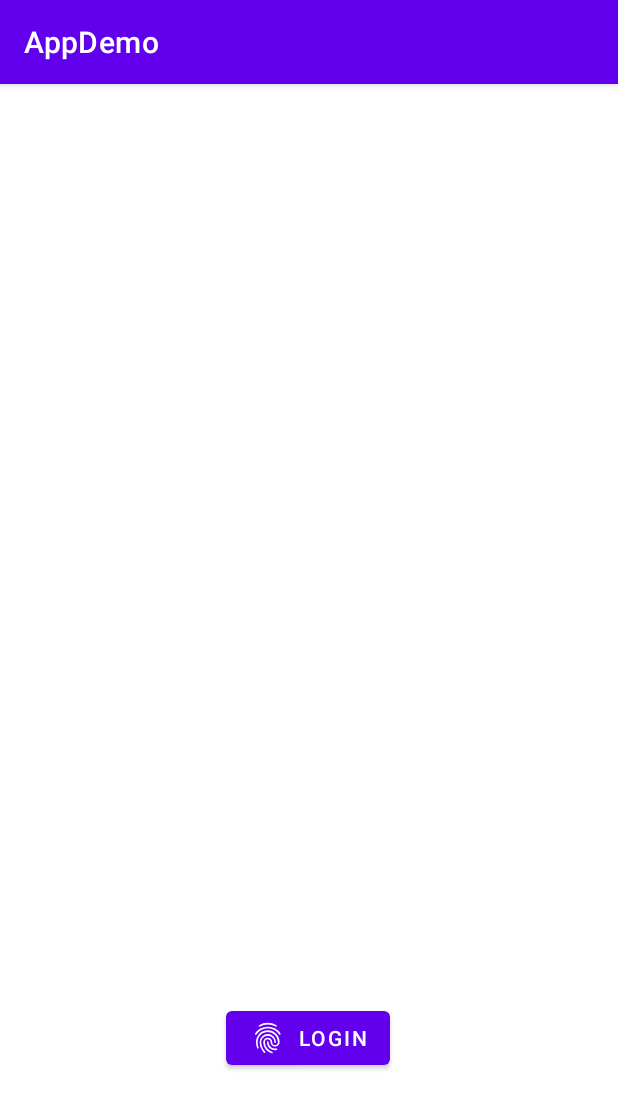
After one commit to jeanpaullopes/mobile_20212_appdemo, an Android app: the HomeActivity screen opened directly, with no data from a screen before it, on a phone screen of 412 x 824 dp. The commit adds this screen. Shown: the top 1109 px of the screen. Run offline under Robolectric (Android 15) with nearby library versions, the phone set to English and light mode, and no system bars.

Commit message:
notifications fingerprint

```diff
--- a/app/build.gradle
+++ b/app/build.gradle
@@ -37,9 +37,13 @@ dependencies {
     implementation 'androidx.legacy:legacy-support-v4:1.0.0'
     implementation 'androidx.navigation:navigation-fragment:2.3.5'
     implementation 'androidx.navigation:navigation-ui:2.3.5'
+    implementation 'androidx.biometric:biometric:1.1.0'
     testImplementation 'junit:junit:4.+'
     androidTestImplementation 'androidx.test.ext:junit:1.1.3'
     androidTestImplementation 'androidx.test.espresso:espresso-core:3.4.0'
+
+    //dependência para notificação para androids anteriores a0 28 Pie
+    //implementation "com.android.support:support-compat:28.0.0"
 
     // dependencias SQLite
     def sqlite_version = "2.1.0"
--- /dev/null
+++ b/app/src/main/java/br/edu/uniritter/mobile/appdemo/ui/HomeActivity.java
@@ -0,0 +1,105 @@
+package br.edu.uniritter.mobile.appdemo.ui;
+
+import androidx.annotation.NonNull;
+import androidx.appcompat.app.AppCompatActivity;
+import androidx.biometric.BiometricManager;
+import androidx.biometric.BiometricPrompt;
+import androidx.core.content.ContextCompat;
+
+import android.content.Intent;
+import android.os.Bundle;
+import android.provider.Settings;
+import android.util.Log;
+import android.widget.Button;
+import android.widget.Toast;
+
+import java.util.concurrent.Executor;
+
+import br.edu.uniritter.mobile.appdemo.R;
+
+public class HomeActivity extends AppCompatActivity {
+    private final int  REQUEST_CODE = 9999;
+
+
+    private Executor executor;
+    private BiometricPrompt biometricPrompt;
+    private BiometricPrompt.PromptInfo promptInfo;
+
+
+    @Override
+    protected void onCreate(Bundle savedInstanceState) {
+        super.onCreate(savedInstanceState);
+        setContentView(R.layout.activity_home);
+        if (verificaBiometria() > 0) {
+
+            executor = ContextCompat.getMainExecutor(this);
+            biometricPrompt = new BiometricPrompt(HomeActivity.this,
+                    executor, new BiometricPrompt.AuthenticationCallback() {
+                @Override
+                public void onAuthenticationError(int errorCode,
+                                                  @NonNull CharSequence errString) {
+                    super.onAuthenticationError(errorCode, errString);
+                    Toast.makeText(getApplicationContext(),
+                            "Authentication error: " + errString, Toast.LENGTH_SHORT)
+                            .show();
+                }
+
+                @Override
+                public void onAuthenticationSucceeded(
+                        @NonNull BiometricPrompt.AuthenticationResult result) {
+                    super.onAuthenticationSucceeded(result);
+                    Toast.makeText(getApplicationContext(),
+                            "Authentication succeeded!", Toast.LENGTH_SHORT).show();
+                }
+
+                @Override
+                public void onAuthenticationFailed() {
+                    super.onAuthenticationFailed();
+                    Toast.makeText(getApplicationContext(), "Authentication failed",
+                            Toast.LENGTH_SHORT)
+                            .show();
+                }
+            });
+
+            promptInfo = new BiometricPrompt.PromptInfo.Builder()
+                    .setTitle("Biometric login for my app")
+                    .setSubtitle("Log in using your biometric credential")
+                    .setNegativeButtonText("Use account password")
+                    .build();
+
+            // Prompt appears when user clicks "Log in".
+            // Consider integrating with the keystore to unlock cryptographic operations,
+            // if needed by your app.
+            Button biometricLoginButton = findViewById(R.id.biometric_login);
+            biometricLoginButton.setOnClickListener(view -> {
+                biometricPrompt.authenticate(promptInfo);
+            });
+
+
+
+        }
+    }
+
+    private int verificaBiometria() {
+        BiometricManager biometricManager = BiometricManager.from(this);
+        switch (biometricManager.canAuthenticate(BiometricManager.Authenticators.BIOMETRIC_STRONG | BiometricManager.Authenticators.DEVICE_CREDENTIAL)) {
+            case BiometricManager.BIOMETRIC_SUCCESS:
+                Log.d("MY_APP_TAG", "App can authenticate using biometrics.");
+                return 1;
+            case BiometricManager.BIOMETRIC_ERROR_NO_HARDWARE:
+                Log.e("MY_APP_TAG", "No biometric features available on this device.");
+                return -1;
+            case BiometricManager.BIOMETRIC_ERROR_HW_UNAVAILABLE:
+                Log.e("MY_APP_TAG", "Biometric features are currently unavailable.");
+                return -2;
+            case BiometricManager.BIOMETRIC_ERROR_NONE_ENROLLED:
+                // Prompts the user to create credentials that your app accepts.
+                final Intent enrollIntent = new Intent(Settings.ACTION_BIOMETRIC_ENROLL);
+                enrollIntent.putExtra(Settings.EXTRA_BIOMETRIC_AUTHENTICATORS_ALLOWED,
+                        BiometricManager.Authenticators.BIOMETRIC_STRONG | BiometricManager.Authenticators.DEVICE_CREDENTIAL);
+                startActivityForResult(enrollIntent, REQUEST_CODE);
+                return 0;
+        }
+        return -1;
+    }
+}
--- /dev/null
+++ b/app/src/main/res/layout/activity_home.xml
@@ -0,0 +1,20 @@
+<?xml version="1.0" encoding="utf-8"?>
+<androidx.constraintlayout.widget.ConstraintLayout xmlns:android="http://schemas.android.com/apk/res/android"
+    xmlns:app="http://schemas.android.com/apk/res-auto"
+    xmlns:tools="http://schemas.android.com/tools"
+    android:layout_width="match_parent"
+    android:layout_height="match_parent"
+    tools:context=".ui.HomeActivity">
+
+    <Button
+        android:id="@+id/biometric_login"
+        android:layout_width="wrap_content"
+        android:layout_height="wrap_content"
+        android:layout_marginBottom="108dp"
+        android:text="login"
+        app:icon="@drawable/fingerprint_dialog_fp_icon"
+        app:layout_constraintBottom_toBottomOf="parent"
+        app:layout_constraintEnd_toEndOf="parent"
+        app:layout_constraintHorizontal_bias="0.498"
+        app:layout_constraintStart_toStartOf="parent" />
+</androidx.constraintlayout.widget.ConstraintLayout>
--- a/app/src/main/res/navigation/navegacao_principal.xml
+++ b/app/src/main/res/navigation/navegacao_principal.xml
@@ -11,9 +11,7 @@
         android:label="FragmentOne" >
         <action
             android:id="@+id/action_fragmentOne_to_fragmentTwo"
-            app:destination="@id/fragmentTwo"
-            app:enterAnim="@anim/slide_in_right"
-            app:exitAnim="@android:anim/slide_in_left" />
+            app:destination="@id/fragmentTwo" />
     </fragment>
     <fragment
         android:id="@+id/fragmentTwo"
--- /dev/null
+++ b/app/src/main/res/navigation/novo_navigation.xml
@@ -0,0 +1,6 @@
+<?xml version="1.0" encoding="utf-8"?>
+<navigation xmlns:android="http://schemas.android.com/apk/res/android"
+    xmlns:app="http://schemas.android.com/apk/res-auto"
+    android:id="@+id/novo_navigation">
+
+</navigation>
--- a/build.gradle
+++ b/build.gradle
@@ -5,7 +5,7 @@ buildscript {
         mavenCentral()
     }
     dependencies {
-        classpath "com.android.tools.build:gradle:7.0.2"
+        classpath 'com.android.tools.build:gradle:7.0.3'
 
         // NOTE: Do not place your application dependencies here; they belong
         // in the individual module build.gradle files
```
Also changed, not shown: app/src/main/AndroidManifest.xml (+11 -3 lines), app/src/main/java/br/edu/uniritter/mobile/appdemo/ui/BottomNavigationActivity.java (+26 -1 lines), app/src/main/java/br/edu/uniritter/mobile/appdemo/ui/fragments/FragmentOne.java (+39 -1 lines), app/src/main/res/drawable/ic_search_black_24dp.xml (added, +9 -0 lines), app/src/main/res/layout/fragment_one.xml (+11 -0 lines), app/src/main/res/menu/menu_fragment.xml (+7 -2 lines).
